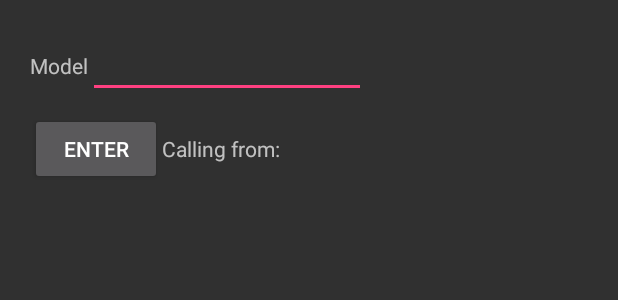
After one commit to keruzam/SQLite, an Android app: the layout activity_car.xml on its own in the app's theme, with its tools: preview values and no code run, on a phone screen of 412 x 824 dp. The commit adds this screen. Shown: the top 300 px of the screen. Run offline under Robolectric (Android 15) with nearby library versions, the phone set to English and light mode, and no system bars.

Commit message:
* CarActivity (new screen) * Intent (passing extra data) * Manifest min sdk=10 * fixy

```diff
--- a/app/build.gradle
+++ b/app/build.gradle
@@ -5,7 +5,7 @@ android {
     buildToolsVersion "23.0.3"
     defaultConfig {
         applicationId "sqlite.keruzam.pl.sqlite"
-        minSdkVersion 11
+        minSdkVersion 10
         targetSdkVersion 23
         versionCode 1
         versionName "1.0"
--- a/app/src/main/java/sqlite/keruzam/pl/sqlite/MyDialogFragment.java
+++ b/app/src/main/java/sqlite/keruzam/pl/sqlite/MyDialogFragment.java
@@ -1,16 +1,21 @@
 package sqlite.keruzam.pl.sqlite;
 
+import android.annotation.TargetApi;
 import android.app.AlertDialog;
 import android.app.Dialog;
 import android.app.DialogFragment;
 import android.content.DialogInterface;
+import android.os.Build;
 import android.os.Bundle;
 import android.widget.Toast;
 
 /**
  * Created by fuks on 2016-09-29.
+ *
+ * Dialog window
  */
 
+@TargetApi(Build.VERSION_CODES.HONEYCOMB)
 public class MyDialogFragment extends DialogFragment {
 
     @Override
--- /dev/null
+++ b/app/src/main/res/layout/activity_car.xml
@@ -0,0 +1,41 @@
+<?xml version="1.0" encoding="utf-8"?>
+<LinearLayout xmlns:android="http://schemas.android.com/apk/res/android"
+    android:layout_width="wrap_content"
+    android:layout_height="wrap_content"
+    android:orientation="vertical"
+    android:gravity="start"
+    android:padding="20dp">
+
+    <LinearLayout
+        android:layout_width="wrap_content"
+        android:layout_height="wrap_content"
+        android:orientation="horizontal">
+        <TextView
+            android:layout_width="wrap_content"
+            android:layout_height="wrap_content"
+            android:text="@string/model_text_view"/>
+        <EditText
+            android:layout_width="185dp"
+            android:layout_height="wrap_content"
+            android:inputType="text"
+            android:id="@+id/carModelEditText"/>
+    </LinearLayout>
+
+    <LinearLayout
+        android:layout_width="wrap_content"
+        android:layout_height="wrap_content"
+        android:orientation="horizontal"
+        android:paddingTop="10dp">
+        <Button
+            android:layout_width="wrap_content"
+            android:layout_height="wrap_content"
+            android:text="@string/save_car"
+            android:onClick="onSaveCar"/>
+        <TextView
+            android:id="@+id/calling_activity_info_text_view"
+            android:layout_width="wrap_content"
+            android:layout_height="wrap_content"
+            android:text="@string/calling_activity_message"/>
+    </LinearLayout>
+
+</LinearLayout>
--- a/app/src/main/res/values/strings.xml
+++ b/app/src/main/res/values/strings.xml
@@ -2,4 +2,7 @@
     <string name="app_name">SQLite</string>
     <string name="action_settings">Ustawienia</string>
     <string name="options_exit_text">Wyjdź</string>
+    <string name="model_text_view">Model</string>
+    <string name="calling_activity_message">Calling from: </string>
+    <string name="save_car">Enter</string>
 </resources>
```
Also changed, not shown: app/src/main/AndroidManifest.xml (+3 -4 lines), app/src/main/java/sqlite/keruzam/pl/sqlite/CarActivity.java (added, +38 -0 lines), app/src/main/java/sqlite/keruzam/pl/sqlite/MainActivity.java (+52 -26 lines), app/src/main/res/layout/activity_main.xml (+9 -0 lines).
